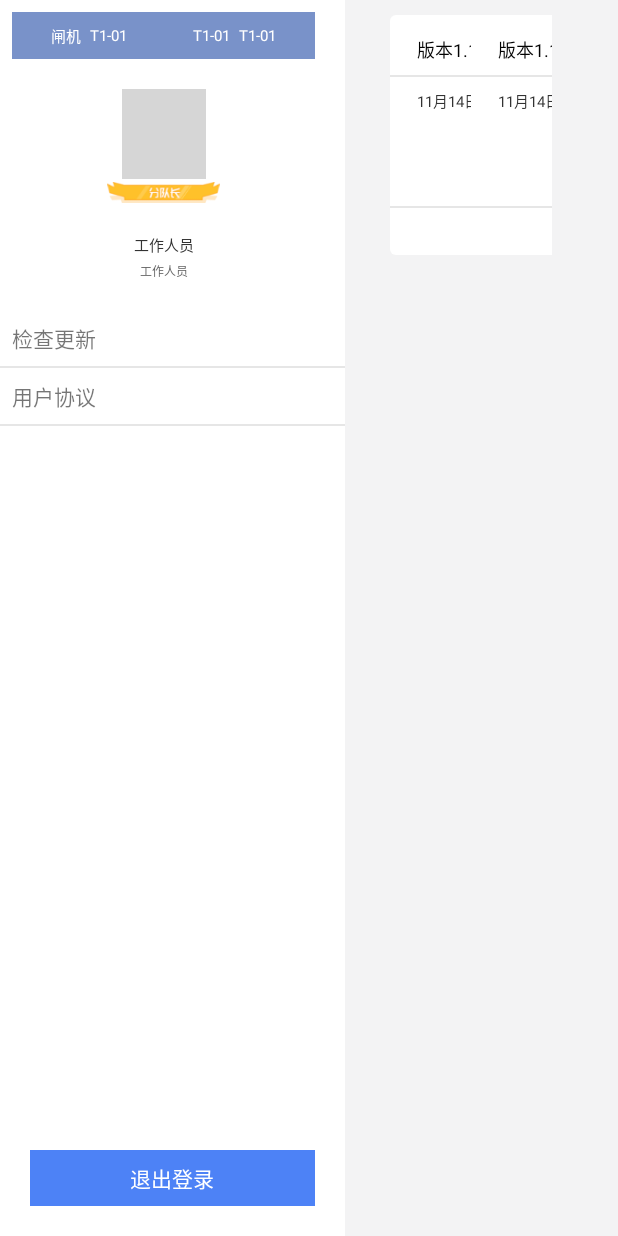
After one commit to wstszx/Self_service_gate, an Android app: the layout fragment_mine.xml on its own in the app's theme, with its tools: preview values and no code run, on a phone screen of 412 x 824 dp. The commit adds this screen. Run offline under Robolectric (Android 15) with nearby library versions, the phone set to English and light mode, and no system bars; grey boxes are pictures that could not be loaded.

Commit message:
增加布局

```diff
--- /dev/null
+++ b/app/src/main/java/com/example/self_service_gate/MineFragment.java
@@ -0,0 +1,64 @@
+package com.example.self_service_gate;
+
+import android.os.Bundle;
+
+import androidx.fragment.app.Fragment;
+
+import android.view.LayoutInflater;
+import android.view.View;
+import android.view.ViewGroup;
+
+
+/**
+ * A simple {@link Fragment} subclass.
+ * Use the {@link MineFragment#newInstance} factory method to
+ * create an instance of this fragment.
+ */
+public class MineFragment extends Fragment {
+    // TODO: Rename parameter arguments, choose names that match
+    // the fragment initialization parameters, e.g. ARG_ITEM_NUMBER
+    private static final String ARG_PARAM1 = "param1";
+    private static final String ARG_PARAM2 = "param2";
+
+    // TODO: Rename and change types of parameters
+    private String mParam1;
+    private String mParam2;
+
+    public MineFragment() {
+        // Required empty public constructor
+    }
+
+    /**
+     * Use this factory method to create a new instance of
+     * this fragment using the provided parameters.
+     *
+     * @param param1 Parameter 1.
+     * @param param2 Parameter 2.
+     * @return A new instance of fragment MineFragment.
+     */
+    // TODO: Rename and change types and number of parameters
+    public static MineFragment newInstance(String param1, String param2) {
+        MineFragment fragment = new MineFragment();
+        Bundle args = new Bundle();
+        args.putString(ARG_PARAM1, param1);
+        args.putString(ARG_PARAM2, param2);
+        fragment.setArguments(args);
+        return fragment;
+    }
+
+    @Override
+    public void onCreate(Bundle savedInstanceState) {
+        super.onCreate(savedInstanceState);
+        if (getArguments() != null) {
+            mParam1 = getArguments().getString(ARG_PARAM1);
+            mParam2 = getArguments().getString(ARG_PARAM2);
+        }
+    }
+
+    @Override
+    public View onCreateView(LayoutInflater inflater, ViewGroup container,
+                             Bundle savedInstanceState) {
+        // Inflate the layout for this fragment
+        return inflater.inflate(R.layout.fragment_mine, container, false);
+    }
+}
--- /dev/null
+++ b/app/src/main/res/layout/fragment_mine.xml
@@ -0,0 +1,190 @@
+<?xml version="1.0" encoding="utf-8"?>
+<androidx.constraintlayout.widget.ConstraintLayout xmlns:android="http://schemas.android.com/apk/res/android"
+    xmlns:app="http://schemas.android.com/apk/res-auto"
+    xmlns:tools="http://schemas.android.com/tools"
+    android:layout_width="match_parent"
+    android:layout_height="match_parent"
+    tools:context=".MineFragment">
+
+    <androidx.constraintlayout.widget.ConstraintLayout
+        android:id="@+id/constraint1"
+        android:layout_width="wrap_content"
+        android:layout_height="0dp"
+        android:background="@color/white"
+        app:layout_constraintBottom_toBottomOf="parent"
+        app:layout_constraintStart_toStartOf="parent"
+        app:layout_constraintTop_toTopOf="parent">
+
+
+        <androidx.constraintlayout.widget.ConstraintLayout
+            android:id="@+id/constraint"
+            android:layout_width="wrap_content"
+            android:layout_height="wrap_content"
+            android:layout_marginStart="@dimen/dp_10"
+            android:layout_marginTop="@dimen/dp_10"
+            android:layout_marginEnd="20dp"
+            android:background="@color/blue_1"
+            android:paddingTop="@dimen/dp_10"
+            android:paddingBottom="@dimen/dp_10"
+            app:layout_constraintEnd_toEndOf="parent"
+            app:layout_constraintStart_toStartOf="parent"
+            app:layout_constraintTop_toTopOf="parent">
+
+            <TextView
+                android:id="@+id/tv_title_gate"
+                style="@style/text"
+                android:layout_marginStart="26dp"
+                android:text="@string/gate"
+                app:layout_constraintBottom_toBottomOf="parent"
+                app:layout_constraintStart_toStartOf="parent"
+                app:layout_constraintTop_toTopOf="parent" />
+
+            <TextView
+                android:id="@+id/tv_gate"
+                style="@style/text"
+                android:layout_marginStart="6dp"
+                app:layout_constraintBottom_toBottomOf="parent"
+                app:layout_constraintStart_toEndOf="@id/tv_title_gate"
+                app:layout_constraintTop_toTopOf="parent"
+                tools:text="T1-01" />
+
+            <TextView
+                android:id="@+id/tv_title_aisle"
+                style="@style/text"
+                android:layout_marginStart="44dp"
+                app:layout_constraintBottom_toBottomOf="parent"
+                app:layout_constraintStart_toEndOf="@+id/tv_gate"
+                app:layout_constraintTop_toTopOf="parent"
+                tools:text="T1-01" />
+
+            <TextView
+                android:id="@+id/tv_aisle"
+                style="@style/text"
+                android:layout_marginStart="6dp"
+                android:layout_marginEnd="26dp"
+                app:layout_constraintBottom_toBottomOf="parent"
+                app:layout_constraintEnd_toEndOf="parent"
+                app:layout_constraintStart_toEndOf="@id/tv_title_aisle"
+                app:layout_constraintTop_toTopOf="parent"
+                tools:text="T1-01" />
+
+        </androidx.constraintlayout.widget.ConstraintLayout>
+
+        <ImageView
+            android:id="@+id/iv_avatar"
+            android:layout_width="56dp"
+            android:layout_height="60dp"
+            android:layout_marginTop="20dp"
+            app:layout_constraintEnd_toEndOf="@id/constraint"
+            app:layout_constraintStart_toStartOf="@id/constraint"
+            app:layout_constraintTop_toBottomOf="@id/constraint"
+            tools:src="@tools:sample/avatars" />
+
+        <ImageView
+            android:id="@+id/iv_level"
+            android:layout_width="82dp"
+            android:layout_height="14dp"
+            android:layout_marginTop="2dp"
+            app:layout_constraintEnd_toEndOf="@id/constraint"
+            app:layout_constraintStart_toStartOf="@id/constraint"
+            app:layout_constraintTop_toBottomOf="@id/iv_avatar"
+            tools:src="@mipmap/captain" />
+
+        <TextView
+            android:id="@+id/tv_title_2"
+            style="@style/text1"
+            android:layout_marginTop="20dp"
+            app:layout_constraintEnd_toEndOf="@id/constraint"
+            app:layout_constraintStart_toStartOf="@id/constraint"
+            app:layout_constraintTop_toBottomOf="@id/iv_level"
+            tools:text="工作人员" />
+
+        <TextView
+            android:id="@+id/tv_title_3"
+            style="@style/text2"
+            android:layout_marginTop="4dp"
+            app:layout_constraintEnd_toEndOf="@id/constraint"
+            app:layout_constraintStart_toStartOf="@id/constraint"
+            app:layout_constraintTop_toBottomOf="@id/tv_title_2"
+            tools:text="工作人员" />
+
+        <TextView
+            android:id="@+id/tv_check_update"
+            android:layout_width="0dp"
+            android:layout_height="wrap_content"
+            android:layout_marginTop="20dp"
+            android:paddingVertical="8dp"
+            android:paddingStart="@dimen/dp_40"
+            android:paddingEnd="14dp"
+            android:text="@string/check_update"
+            app:layout_constraintEnd_toEndOf="parent"
+            app:layout_constraintStart_toStartOf="parent"
+            app:layout_constraintTop_toBottomOf="@id/tv_title_3" />
+
+        <View
+            android:id="@+id/view"
+            android:layout_width="0dp"
+            android:layout_height="1dp"
+            android:background="@color/white_2"
+            app:layout_constraintEnd_toEndOf="parent"
+            app:layout_constraintStart_toStartOf="parent"
+            app:layout_constraintTop_toBottomOf="@id/tv_check_update" />
+
+        <TextView
+            android:id="@+id/tv_user_agreement"
+            android:layout_width="0dp"
+            android:layout_height="wrap_content"
+            android:paddingVertical="8dp"
+            android:paddingStart="@dimen/dp_40"
+            android:paddingEnd="14dp"
+            android:text="@string/user_agreement"
+            app:layout_constraintEnd_toEndOf="parent"
+            app:layout_constraintStart_toStartOf="parent"
+            app:layout_constraintTop_toBottomOf="@id/view" />
+
+        <View
+            android:id="@+id/view1"
+            android:layout_width="0dp"
+            android:layout_height="1dp"
+            android:background="@color/white_2"
+            app:layout_constraintEnd_toEndOf="parent"
+            app:layout_constraintStart_toStartOf="parent"
+            app:layout_constraintTop_toBottomOf="@id/tv_user_agreement" />
+
+        <TextView
+            android:id="@+id/tv_log_off"
+            android:layout_width="0dp"
+            android:layout_height="wrap_content"
+            android:layout_marginStart="20dp"
+            android:layout_marginEnd="20dp"
+            android:layout_marginBottom="20dp"
+            android:background="@drawable/shape_blue"
+            android:gravity="center"
+            android:paddingVertical="@dimen/dp_10"
+            android:text="@string/log_off"
+            android:textColor="@color/white"
+            app:layout_constraintBottom_toBottomOf="parent"
+            app:layout_constraintEnd_toEndOf="parent"
+            app:layout_constraintStart_toStartOf="parent" />
+
+    </androidx.constraintlayout.widget.ConstraintLayout>
+
+    <androidx.recyclerview.widget.RecyclerView
+        android:id="@+id/recyclerview"
+        android:layout_width="0dp"
+        android:layout_height="0dp"
+        android:layout_marginStart="30dp"
+        android:layout_marginTop="10dp"
+        android:layout_marginEnd="44dp"
+        android:layout_marginBottom="10dp"
+        app:layoutManager="androidx.recyclerview.widget.GridLayoutManager"
+        app:layout_constraintBottom_toBottomOf="parent"
+        app:layout_constraintEnd_toEndOf="parent"
+        app:layout_constraintStart_toEndOf="@id/constraint1"
+        app:layout_constraintTop_toTopOf="parent"
+        app:spanCount="2"
+        tools:itemCount="2"
+        tools:listitem="@layout/item_edition" />
+
+
+</androidx.constraintlayout.widget.ConstraintLayout>
--- /dev/null
+++ b/app/src/main/res/layout/item_edition.xml
@@ -0,0 +1,74 @@
+<?xml version="1.0" encoding="utf-8"?>
+<androidx.constraintlayout.widget.ConstraintLayout xmlns:android="http://schemas.android.com/apk/res/android"
+    xmlns:app="http://schemas.android.com/apk/res-auto"
+    xmlns:tools="http://schemas.android.com/tools"
+    android:layout_width="240dp"
+    android:layout_height="wrap_content"
+    android:background="@drawable/shape_white_bg">
+
+    <TextView
+        android:id="@+id/tv_edition"
+        style="@style/text8"
+        android:layout_marginStart="18dp"
+        android:layout_marginTop="14dp"
+        app:layout_constraintStart_toStartOf="parent"
+        app:layout_constraintTop_toTopOf="parent"
+        tools:text="版本1.1.4" />
+
+    <TextView
+        android:id="@+id/tv_edition_desc"
+        style="@style/text9"
+        android:layout_marginStart="@dimen/dp_4"
+        app:layout_constraintBaseline_toBaselineOf="@id/tv_edition"
+        app:layout_constraintStart_toEndOf="@id/tv_edition"
+        tools:text="(最新版)" />
+
+    <TextView
+        android:id="@+id/tv_date"
+        style="@style/text10"
+        android:layout_marginEnd="14dp"
+        app:layout_constraintBaseline_toBaselineOf="@id/tv_edition"
+        app:layout_constraintEnd_toEndOf="parent"
+        tools:text="11月14日  13：18" />
+
+    <View
+        android:id="@+id/view"
+        android:layout_width="0dp"
+        android:layout_height="1dp"
+        android:layout_marginTop="@dimen/dp_10"
+        android:background="@color/white_2"
+        app:layout_constraintEnd_toEndOf="parent"
+        app:layout_constraintStart_toStartOf="parent"
+        app:layout_constraintTop_toBottomOf="@id/tv_edition" />
+
+    <TextView
+        android:id="@+id/tv_question"
+        style="@style/text10"
+        android:layout_marginTop="@dimen/dp_10"
+        app:layout_constraintStart_toStartOf="@id/tv_edition"
+        app:layout_constraintTop_toBottomOf="@id/view"
+        tools:text="11月14日  13：18" />
+
+    <View
+        android:id="@+id/view1"
+        android:layout_width="0dp"
+        android:layout_height="1dp"
+        android:layout_marginTop="86dp"
+        android:background="@color/white_2"
+        app:layout_constraintEnd_toEndOf="parent"
+        app:layout_constraintStart_toStartOf="parent"
+        app:layout_constraintTop_toBottomOf="@id/view" />
+
+    <TextView
+        android:id="@+id/tv_update"
+        style="@style/text4"
+        android:layout_marginTop="@dimen/dp_10"
+        app:layout_constraintStart_toStartOf="parent"
+        app:layout_constraintEnd_toEndOf="parent"
+        app:layout_constraintBottom_toBottomOf="parent"
+        android:layout_marginBottom="@dimen/dp_10"
+        app:layout_constraintTop_toBottomOf="@id/view1"
+        tools:text="立即更新" />
+
+
+</androidx.constraintlayout.widget.ConstraintLayout>
--- a/app/src/main/res/navigation/nav_graph_main.xml
+++ b/app/src/main/res/navigation/nav_graph_main.xml
@@ -23,6 +23,9 @@
         <action
             android:id="@+id/action_faceRecognitionFragment_to_passengerSecondVerificationFragment"
             app:destination="@id/passengerSecondVerificationFragment" />
+        <action
+            android:id="@+id/action_faceRecognitionFragment_to_mineFragment"
+            app:destination="@id/mineFragment" />
     </fragment>
     <fragment
         android:id="@+id/jobSchedulingFragment"
@@ -34,4 +37,9 @@
         android:name="com.example.self_service_gate.PassengerSecondVerificationFragment"
         android:label="fragment_passenger_second_verification"
         tools:layout="@layout/fragment_passenger_second_verification" />
+    <fragment
+        android:id="@+id/mineFragment"
+        android:name="com.example.self_service_gate.MineFragment"
+        android:label="fragment_mine"
+        tools:layout="@layout/fragment_mine" />
 </navigation>
--- a/app/src/main/res/values/colors.xml
+++ b/app/src/main/res/values/colors.xml
@@ -21,4 +21,5 @@
     <color name="white_3">#FEFEFE</color>
     <color name="green_1">#27AB24</color>
     <color name="green_2">#46B948</color>
+    <color name="black_2">#020202</color>
 </resources>
--- a/app/src/main/res/values/strings.xml
+++ b/app/src/main/res/values/strings.xml
@@ -36,4 +36,7 @@
     <string name="Priority_passengers">重点旅客</string>
     <string name="Late_travelers">晚到旅客</string>
     <string name="Whitelist_travelers">白名单旅客</string>
+    <string name="check_update">检查更新</string>
+    <string name="user_agreement">用户协议</string>
+    <string name="log_off">退出登录</string>
 </resources>
--- a/app/src/main/res/values/styles.xml
+++ b/app/src/main/res/values/styles.xml
@@ -66,4 +66,25 @@
         <item name="android:textSize">6sp</item>
     </style>
 
+    <style name="text8">
+        <item name="android:layout_width">wrap_content</item>
+        <item name="android:layout_height">wrap_content</item>
+        <item name="android:textColor">@color/black_2</item>
+        <item name="android:textSize">12sp</item>
+    </style>
+
+    <style name="text9">
+        <item name="android:layout_width">wrap_content</item>
+        <item name="android:layout_height">wrap_content</item>
+        <item name="android:textColor">@color/green_2</item>
+        <item name="android:textSize">8sp</item>
+    </style>
+
+    <style name="text10">
+        <item name="android:layout_width">wrap_content</item>
+        <item name="android:layout_height">wrap_content</item>
+        <item name="android:textColor">@color/black_1</item>
+        <item name="android:textSize">10sp</item>
+    </style>
+
 </resources>
```
Also changed, not shown: app/src/main/res/mipmap-xhdpi/bottom_plate.png (added), app/src/main/res/mipmap-xhdpi/push.png (added), app/src/main/res/mipmap-xhdpi/pushed.png (added), app/src/main/res/mipmap-xhdpi/secondary_verification_check.png (added).
